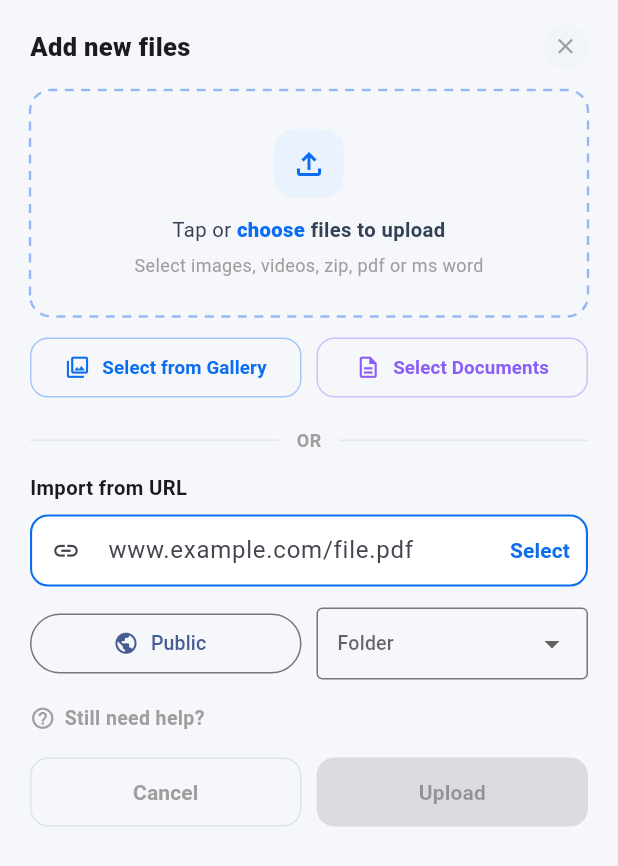
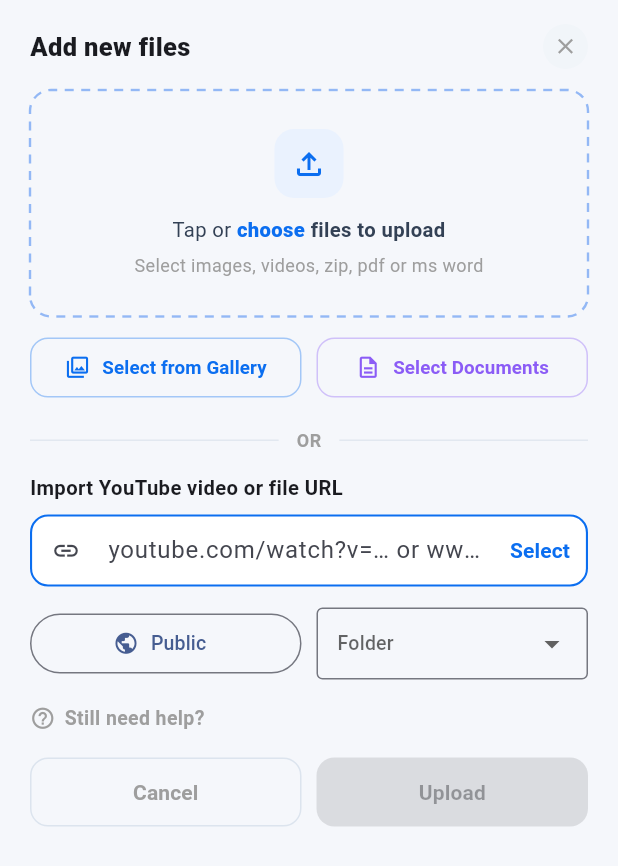
Before and after one commit to web12-app/pips-flutter, a Flutter app: the UploadSheet widget shown alone on an empty page, opened directly, on a phone screen of 412 x 824 dp. Shown: the top 866 px of the screen. Run offline on Flutter 3.47's test engine with Material 3 defaults, Android fonts, the phone set to English and light mode, and no system bars; our stand-ins replace app_links, file_picker, firebase_auth, firebase_core, flutter_local_notifications, google_sign_in and 5 more; missing offline and left inert: screen_brightness, volume_controller; accounts and stored records are empty; network calls fail.

Commit message:
YouTube link upload: paste a YouTube video link in the Add-new-files sheet — backend worker downloads best quality (video+audio, one file) into a folder named after the video; import card shows YouTube state and the video title when done

```diff
--- a/lib/screens/uploads.dart
+++ b/lib/screens/uploads.dart
@@ -55,6 +55,8 @@ class UploadQueue extends ChangeNotifier {
             im
               ..status = 'done'
               ..size = int.tryParse('${f['size'] ?? 0}') ?? im.size;
+            final n = (f['name'] ?? '').toString();
+            if (n.isNotEmpty) im.name = n; // worker renames to the video title
             changed = true;
           } else if (st == 'failed') {
             final msg = f['import_error'];
@@ -78,14 +80,16 @@ class UploadQueue extends ChangeNotifier {
 
 /// A server-side URL import queued on the Pips backend — the backend worker
 /// fetches the file from the source URL, so the import keeps running even if
-/// the app is closed or the phone goes offline.
+/// the app is closed or the phone goes offline. kind: 'url' (any file URL) or
+/// 'youtube' (yt-dlp download at best quality, filed in its own title folder).
 class ServerImport {
   final String id;
-  final String name;
+  final String kind;
+  String name;
   int size;
   String status; // importing | done | failed
   String? error;
-  ServerImport({required this.id, required this.name, required this.size, required this.status, this.error});
+  ServerImport({required this.id, required this.name, required this.size, required this.status, this.error, this.kind = 'url'});
   bool get active => status == 'importing';
 }
 
@@ -95,7 +99,7 @@ Widget importCard(BuildContext context, ServerImport im, {VoidCallback? onRemove
   final tone = im.status == 'failed' ? AppTheme.red : (im.status == 'done' ? AppTheme.green : AppTheme.blue);
   final sub = [
     if (im.size > 0) fmtBytes(im.size),
-    'from URL',
+    im.kind == 'youtube' ? 'YouTube · best quality' : 'from URL',
     im.status == 'importing'
         ? 'Importing on Pips cloud…'
         : im.status == 'done'
@@ -286,6 +290,12 @@ class _UploadSheetState extends State<UploadSheet> {
   bool busy = false;
   bool started = false; // after Upload -> live progress view
 
+  @override
+  void initState() {
+    super.initState();
+    urlCtrl.addListener(() { if (mounted) setState(() {}); });
+  }
+
   static const _mimes = {'pdf': 'application/pdf', 'png': 'image/png', 'jpg': 'image/jpeg', 'jpeg': 'image/jpeg', 'gif': 'image/gif', 'webp': 'image/webp', 'heic': 'image/heic', 'heif': 'image/heif', 'avif': 'image/avif', 'mp4': 'video/mp4', 'mov': 'video/quicktime', 'mkv': 'video/x-matroska', 'avi': 'video/x-msvideo', 'webm': 'video/webm', 'm4v': 'video/x-m4v', 'flv': 'video/x-flv', '3gp': 'video/3gpp', 'mpg': 'video/mpeg', 'mpeg': 'video/mpeg', 'wmv': 'video/x-ms-wmv', 'm3u8': 'application/vnd.apple.mpegurl', 'm3u': 'application/vnd.apple.mpegurl', 'mp3': 'audio/mpeg', 'wav': 'audio/wav', 'm4a': 'audio/mp4', 'zip': 'application/zip', 'rar': 'application/vnd.rar', '7z': 'application/x-7z-compressed', 'txt': 'text/plain', 'json': 'application/json', 'csv': 'text/csv', 'doc': 'application/msword', 'docx': 'application/vnd.openxmlformats-officedocument.wordprocessingml.document', 'xls': 'application/vnd.ms-excel', 'xlsx': 'application/vnd.openxmlformats-officedocument.spreadsheetml.sheet'};
 
   static (IconData, Color) iconFor(String name) {
@@ -329,6 +339,18 @@ class _UploadSheetState extends State<UploadSheet> {
     } catch (_) {}
   }
 
+  /// True for single-video YouTube links (watch / shorts / embed / live / youtu.be).
+  static bool isYouTube(String raw) {
+    final u = Uri.tryParse(raw);
+    if (u == null) return false;
+    final h = u.host.toLowerCase();
+    final isYt = h == 'youtube.com' || h.endsWith('.youtube.com') || h == 'youtu.be' || h.endsWith('.youtu.be');
+    if (!isYt) return false;
+    if (h == 'youtu.be') return u.pathSegments.isNotEmpty;
+    final p = u.path;
+    return p.startsWith('/watch') || p.startsWith('/shorts/') || p.startsWith('/embed/') || p.startsWith('/live/');
+  }
+
   Future<void> importUrl() async {
     var raw = urlCtrl.text.trim();
     if (raw.isEmpty) return;
@@ -338,10 +360,13 @@ class _UploadSheetState extends State<UploadSheet> {
       toast(context, 'Enter a valid URL.');
       return;
     }
+    final isYt = isYouTube(raw);
     setState(() => busy = true);
     try {
-      // Server-side import: the backend fetches the URL in the background and
-      // stores the file in Pips cloud — the phone can go offline right away.
+      // Server-side import: the backend worker fetches the source in the
+      // background and stores the file in Pips cloud — for a YouTube link it
+      // downloads the video at best quality (video + audio in one mp4) into a
+      // folder named after the video. The phone can go offline right away.
       final entry = await PipsApi.importUrl(raw, vis: vis);
       if (!mounted) return;
       final st = entry['import_status'];
@@ -351,9 +376,12 @@ class _UploadSheetState extends State<UploadSheet> {
         size: int.tryParse('${entry['size'] ?? 0}') ?? 0,
         status: st is String && st.isNotEmpty ? st : 'importing',
         error: entry['import_error'] is String ? entry['import_error'] as String : null,
+        kind: isYt ? 'youtube' : 'url',
       ));
       setState(() => urlCtrl.clear());
-      toast(context, 'Import queued on the server — safe to close the app.');
+      toast(context, isYt
+          ? 'YouTube download queued — best quality, in its own folder. Safe to close the app.'
+          : 'Import queued on the server — safe to close the app.');
     } on ApiException catch (e) {
       if (mounted) toast(context, e.message);
     } catch (_) {
@@ -418,17 +446,20 @@ class _UploadSheetState extends State<UploadSheet> {
               Expanded(child: Divider(color: Color(0xFFE2E8F0))),
             ]),
             const SizedBox(height: 14),
-            const Text('Import from URL', style: TextStyle(fontWeight: FontWeight.w700, fontSize: 13.5)),
+            const Text('Import YouTube video or file URL', style: TextStyle(fontWeight: FontWeight.w700, fontSize: 13.5)),
             const SizedBox(height: 8),
             TextField(
               controller: urlCtrl,
               keyboardType: TextInputType.url,
               decoration: InputDecoration(
-                hintText: 'www.example.com/file.pdf',
+                hintText: 'youtube.com/watch?v=… or www.example.com/file.pdf',
                 prefixIcon: const Icon(Icons.link, size: 19),
                 suffixIcon: TextButton(
                   onPressed: busy ? null : importUrl,
-                  child: const Text('Select', style: TextStyle(fontWeight: FontWeight.w700, color: AppTheme.blue)),
+                  child: Text(
+                    _UploadSheetState.isYouTube(urlCtrl.text.trim()) ? 'Import video' : 'Select',
+                    style: const TextStyle(fontWeight: FontWeight.w700, color: AppTheme.blue),
+                  ),
                 ),
                 filled: true,
                 fillColor: Colors.white,
@@ -437,6 +468,24 @@ class _UploadSheetState extends State<UploadSheet> {
                 border: OutlineInputBorder(borderRadius: BorderRadius.circular(12), borderSide: const BorderSide(color: AppTheme.blue, width: 1.4)),
               ),
             ),
+            if (_UploadSheetState.isYouTube(urlCtrl.text.trim()))
+              Container(
+                margin: const EdgeInsets.only(top: 8),
+                padding: const EdgeInsets.symmetric(horizontal: 10, vertical: 8),
+                decoration: BoxDecoration(
+                  color: AppTheme.blue.withValues(alpha: 0.08),
+                  borderRadius: BorderRadius.circular(10),
+                  border: Border.all(color: AppTheme.blue.withValues(alpha: 0.25)),
+                ),
+                child: const Row(children: [
+                  Icon(Icons.smart_display, size: 15, color: AppTheme.blue),
+                  SizedBox(width: 8),
+                  Expanded(child: Text(
+                    'YouTube: best quality, video + audio in one file, saved in a folder named after the video. Runs in the background — you can close the app.',
+                    style: TextStyle(fontSize: 11, height: 1.25),
+                  )),
+                ]),
+              ),
             const SizedBox(height: 14),
             Row(children: [
               Expanded(child: OutlinedButton.icon(
--- a/pubspec.yaml
+++ b/pubspec.yaml
@@ -1,7 +1,7 @@
 name: pips
 description: Pips Cloud — cloud storage, channels, chat and Pips DB (Flutter port).
 publish_to: 'none'
-version: 3.17.0+22
+version: 3.18.0+23
 
 environment:
   sdk: '>=3.0.0 <4.0.0'
```
